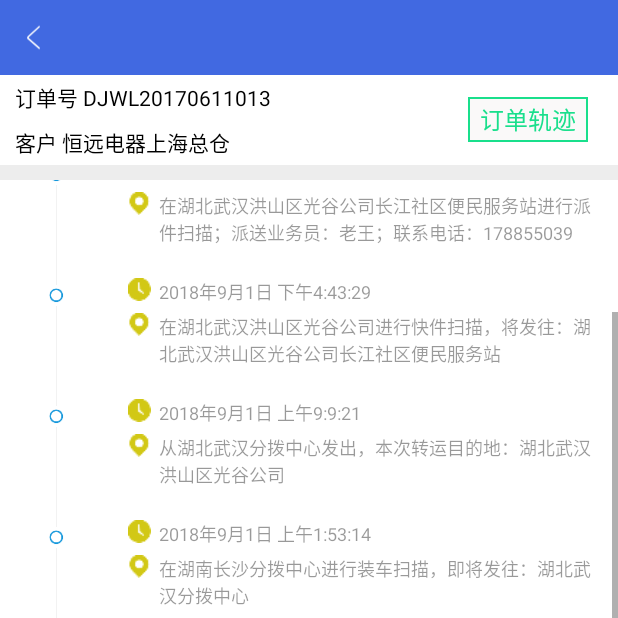
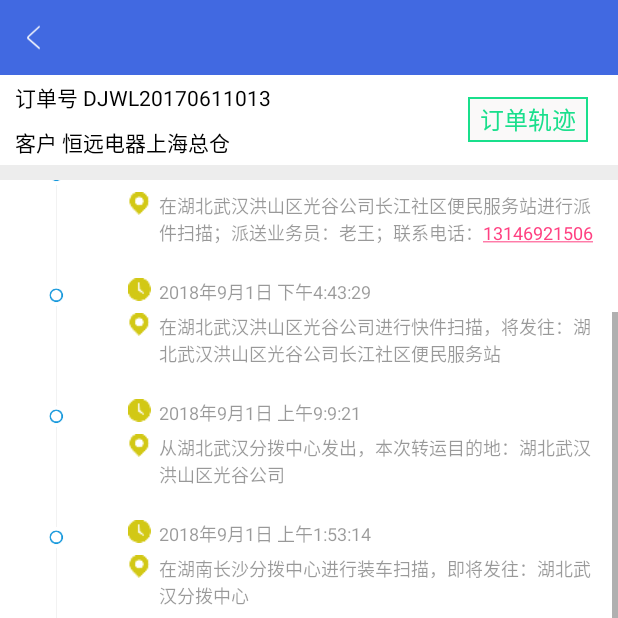
Before and after one commit to wjcjava/TMSApp, an Android app: the TrackingActivity screen opened directly, with no data from a screen before it, scrolled down 492 dp, on a phone screen of 412 x 824 dp, the top half of it. Run offline under Robolectric (Android 15) with nearby library versions, the phone set to English and light mode, and no system bars; our stand-ins replace ButterKnife.

Commit message:
物流追踪号码可拨打

```diff
--- a/app/src/main/java/e/hanglungdemo/view/adapter/TraceListAdapter.java
+++ b/app/src/main/java/e/hanglungdemo/view/adapter/TraceListAdapter.java
@@ -1,19 +1,39 @@
 package e.hanglungdemo.view.adapter;
 
 import android.content.Context;
+import android.content.Intent;
+import android.content.res.ColorStateList;
+import android.content.res.XmlResourceParser;
+import android.net.Uri;
+import android.text.Layout;
+import android.text.Spannable;
+import android.text.SpannableString;
+import android.text.Spanned;
+import android.text.TextPaint;
+import android.text.style.ClickableSpan;
+import android.text.style.TextAppearanceSpan;
+import android.text.style.UnderlineSpan;
 import android.view.LayoutInflater;
+import android.view.MotionEvent;
 import android.view.View;
 import android.view.ViewGroup;
 import android.widget.BaseAdapter;
 import android.widget.ImageView;
 import android.widget.TextView;
 
+import org.xmlpull.v1.XmlPullParserException;
+
+import java.io.IOException;
 import java.util.List;
+import java.util.regex.Matcher;
+import java.util.regex.Pattern;
 
+import e.hanglungdemo.MainActivity;
 import e.hanglungdemo.R;
 import e.hanglungdemo.view.bean.TraceBean;
+import e.library.T;
 
-public class TraceListAdapter extends BaseAdapter {
+public class TraceListAdapter extends BaseAdapter{
     private Context context;
     private List<TraceBean> traceBeanList ;
     private static final int TYPE_TOP = 0x0000;
@@ -82,8 +102,51 @@ public class TraceListAdapter extends BaseAdapter {
         }
 
         holder.tvAcceptTime.setText(traceBean.getAcceptTime());
-        holder.tvAcceptStation.setText(traceBean.getAcceptStation());
+        //holder.tvAcceptStation.setText(traceBean.getAcceptStation());
+        SpannableString sp = new SpannableString(traceBean.getAcceptStation());
+
+        checkPhoneText(holder.tvAcceptStation,sp, traceBean.getAcceptStation());
+        OnClickListener(holder.tvAcceptStation);
         return convertView;
+    }
+
+    private void OnClickListener(TextView tvAcceptStation) {
+        tvAcceptStation.setOnTouchListener(new View.OnTouchListener() {
+            @Override
+            public boolean onTouch(View v, MotionEvent event) {
+                boolean ret = false;
+                CharSequence text = ((TextView) v).getText();
+                Spannable stext = Spannable.Factory.getInstance().newSpannable(text);
+                TextView widget = (TextView) v;
+                int action = event.getAction();
+                //根据点击判断是否在spannable对象上；
+                if (action == MotionEvent.ACTION_UP || action == MotionEvent.ACTION_DOWN) {
+
+                    int x = (int) event.getX();
+                    int y = (int) event.getY();
+
+                    x -= widget.getTotalPaddingLeft();
+                    y -= widget.getTotalPaddingTop();
+
+                    x += widget.getScrollX();
+                    y += widget.getScrollY();
+
+                    Layout layout = widget.getLayout();
+                    int line = layout.getLineForVertical(y);
+                    int off = layout.getOffsetForHorizontal(line, x);
+
+                    ClickableSpan[] link = stext.getSpans(off, off, ClickableSpan.class);
+
+                    if (link.length != 0) {
+                        if (action == MotionEvent.ACTION_UP) {
+                            link[0].onClick(widget);
+                        }
+                        ret = true;
+                    }
+                }
+                return ret;
+            }
+        });
     }
 
     @Override
@@ -99,5 +162,41 @@ public class TraceListAdapter extends BaseAdapter {
         public TextView tvTopLine, tvDot, tv_new;
         public ImageView ivGoods,ivGoodsTwo;
     }
+    // 正则表达式，提取我们所有匹配的内容；
+    private void checkPhoneText(TextView tvAcceptStation, SpannableString sp, String text) {
+        Pattern pattern = Pattern
+                .compile("\\d{3}-\\d{8}|\\d{4}-\\d{7}|\\d{11}");
+        Matcher matcher = pattern.matcher(text);
+
+        int start = 0;
+        //遍历取出字符串中所有的符合条件的；
+        while (matcher.find(start)) {
+            start = matcher.end();
+
+
+            sp.setSpan(new MyUrlSpan(matcher.group()), matcher.start(),
+                    matcher.end(), Spanned.SPAN_EXCLUSIVE_INCLUSIVE);
+
+            if (start >= text.length()) {
+                break;
+            }
+        }
+        tvAcceptStation.setText(sp);
+
+    }
+
+    class MyUrlSpan extends ClickableSpan {
+        private String mUrl;
+
+        MyUrlSpan(String url) {
+            mUrl = url;
+        }
+        //点击链接下划线，弹出dialog，提示提电话，或者发短信；
+        @Override
+        public void onClick(View widget) {
+            T.showLongToast("您点击了我");
+        }
+    }
+
 
 }
--- a/app/src/main/java/e/hanglungdemo/view/home/activity/TrackingActivity.java
+++ b/app/src/main/java/e/hanglungdemo/view/home/activity/TrackingActivity.java
@@ -43,7 +43,7 @@ public class TrackingActivity extends BaseActivity {
         super.initData();
         // 模拟一些假的数据
         traceBeanList.add(new TraceBean("2018年9月2日 上午12:04:01", "在湖北武汉洪山区光谷公司长江社区便民服务站进行签收扫描，快件已被 已签收 签收"));
-        traceBeanList.add(new TraceBean("2018年9月2日 上午9:57:25", "在湖北武汉洪山区光谷公司长江社区便民服务站进行派件扫描；派送业务员：老王；联系电话：178855039"));
+        traceBeanList.add(new TraceBean("2018年9月2日 上午9:57:25", "在湖北武汉洪山区光谷公司长江社区便民服务站进行派件扫描；派送业务员：老王；联系电话：13146921506"));
         traceBeanList.add(new TraceBean("2018年9月1日 下午4:43:29", "在湖北武汉洪山区光谷公司进行快件扫描，将发往：湖北武汉洪山区光谷公司长江社区便民服务站"));
         traceBeanList.add(new TraceBean("2018年9月1日 上午9:9:21", "从湖北武汉分拨中心发出，本次转运目的地：湖北武汉洪山区光谷公司"));
         traceBeanList.add(new TraceBean("2018年9月1日 上午1:53:14", "在湖南长沙分拨中心进行装车扫描，即将发往：湖北武汉分拨中心"));
--- a/app/src/main/res/layout/activity_sign_in.xml
+++ b/app/src/main/res/layout/activity_sign_in.xml
@@ -4,6 +4,8 @@
     xmlns:tools="http://schemas.android.com/tools"
     android:layout_width="match_parent"
     android:layout_height="match_parent"
+    android:focusable="true"
+    android:focusableInTouchMode="true"
     android:background="@color/alpha_05_black"
     tools:context=".view.home.activity.SignInActivity">
 
@@ -38,7 +40,6 @@
                 android:id="@+id/re_track_orders"
                 android:layout_width="match_parent"
                 android:layout_height="@dimen/comment_80_dip"
-
                 android:background="@color/white"
                 android:orientation="vertical">
 
@@ -175,7 +176,7 @@
                     android:gravity="top|left"
                     android:paddingLeft="@dimen/comment_10_dip"
                     android:paddingTop="@dimen/comment_5_dip"
-                    android:text="司机服务很好，给个赞!"
+                    android:hint="司机服务很好，给个赞!"
                     android:textColor="@color/black"
                     android:textSize="@dimen/comment_14_size"
                     android:textStyle="bold" />
--- a/app/src/main/res/layout/fragment_home.xml
+++ b/app/src/main/res/layout/fragment_home.xml
@@ -2,6 +2,8 @@
 <RelativeLayout xmlns:android="http://schemas.android.com/apk/res/android"
     xmlns:tools="http://schemas.android.com/tools"
     android:layout_width="match_parent"
+    android:focusable="true"
+    android:focusableInTouchMode="true"
     android:layout_height="match_parent"
     android:background="@color/alpha_10_black"
 
--- a/app/src/main/res/layout/item_trace.xml
+++ b/app/src/main/res/layout/item_trace.xml
@@ -1,7 +1,8 @@
 <?xml version="1.0" encoding="utf-8"?>
-<LinearLayout
-    xmlns:android="http://schemas.android.com/apk/res/android" android:layout_width="match_parent"
+<LinearLayout xmlns:android="http://schemas.android.com/apk/res/android"
+    android:layout_width="match_parent"
     android:layout_height="match_parent">
+
     <RelativeLayout
         android:id="@+id/rlTimeline"
         android:layout_width="75dp"
@@ -18,11 +19,10 @@
             android:id="@+id/tvDot"
             android:layout_width="@dimen/comment_10_dip"
             android:layout_height="@dimen/comment_10_dip"
-            android:layout_margin="@dimen/comment_2_dip"
             android:layout_below="@id/tvTopLine"
             android:layout_centerHorizontal="true"
-            android:background="@mipmap/timelline_dot_secord"
-            />
+            android:layout_margin="@dimen/comment_2_dip"
+            android:background="@mipmap/timelline_dot_secord" />
 
         <TextView
             android:layout_width="@dimen/comment_0.5_dip"
@@ -30,19 +30,19 @@
             android:layout_below="@id/tvDot"
             android:layout_centerHorizontal="true"
             android:background="@color/alpha_05_black" />
+
         <TextView
             android:id="@+id/tv_new"
             android:layout_width="@dimen/comment_50_dip"
             android:layout_height="wrap_content"
-            android:text="最新"
-            android:gravity="center"
-            android:textColor="@color/white"
-            android:background="@color/qmui_config_color_red"
-            android:textSize="@dimen/comment_12_size"
+            android:layout_below="@id/tvTopLine"
             android:layout_marginLeft="@dimen/comment_3_dip"
             android:layout_toRightOf="@id/tvDot"
-            android:layout_below="@id/tvTopLine"
-            />
+            android:background="@color/qmui_config_color_red"
+            android:gravity="center"
+            android:text="最新"
+            android:textColor="@color/white"
+            android:textSize="@dimen/comment_12_size" />
     </RelativeLayout>
 
     <RelativeLayout
@@ -50,69 +50,73 @@
         android:layout_width="match_parent"
         android:layout_height="match_parent"
         android:paddingBottom="@dimen/comment_6_dip"
+        android:paddingLeft="@dimen/comment_10_dip"
         android:paddingRight="@dimen/comment_10_dip"
-        android:paddingLeft="@dimen/comment_10_dip"
         android:paddingTop="@dimen/comment_10_dip">
+
         <ImageView
             android:id="@+id/iv_AcceptTime"
             android:layout_width="@dimen/comment_15_dip"
             android:layout_height="@dimen/comment_15_dip"
             android:layout_marginTop="@dimen/comment_5_dip"
-            android:src="@mipmap/icon_clock_home"
-            />
+            android:src="@mipmap/icon_clock_home" />
 
 
         <TextView
-           android:layout_toRightOf="@id/iv_AcceptTime"
             android:id="@+id/tvAcceptTime"
+            android:layout_width="wrap_content"
+            android:layout_height="wrap_content"
+            android:layout_marginLeft="@dimen/comment_5_dip"
             android:layout_marginTop="@dimen/comment_5_dip"
-            android:layout_width="wrap_content"
-            android:layout_marginLeft="@dimen/comment_5_dip"
-            android:layout_height="wrap_content"
+            android:layout_toRightOf="@id/iv_AcceptTime"
             android:text="2014/06/24 20:55:28"
             android:textColor="@color/black"
             android:textSize="@dimen/comment_12_size" />
+
         <ImageView
             android:id="@+id/iv_AcceptStation"
             android:layout_width="@dimen/comment_15_dip"
+            android:layout_height="@dimen/comment_15_dip"
             android:layout_below="@id/tvAcceptTime"
-            android:layout_height="@dimen/comment_15_dip"
             android:layout_marginTop="@dimen/comment_5_dip"
-            android:src="@mipmap/icon_location_home"
-            />
+            android:src="@mipmap/icon_location_home" />
+
         <TextView
-            android:layout_below="@id/tvAcceptTime"
             android:id="@+id/tvAcceptStation"
             android:layout_width="wrap_content"
             android:layout_height="wrap_content"
+            android:layout_below="@id/tvAcceptTime"
             android:layout_marginLeft="@dimen/comment_5_dip"
+            android:autoLink="phone"
+            android:layout_marginTop="@dimen/comment_5_dip"
             android:layout_toRightOf="@id/iv_AcceptStation"
-            android:layout_marginTop="@dimen/comment_5_dip"
             android:text="在湖南隆回县公司进行到件扫描"
             android:textColor="@color/black"
             android:textSize="@dimen/comment_12_size" />
+
         <ImageView
             android:id="@+id/iv_goods"
+            android:layout_width="@dimen/comment_70_dip"
+            android:layout_height="@dimen/comment_100_dip"
             android:layout_below="@id/tvAcceptStation"
             android:layout_marginTop="@dimen/comment_10_dip"
-            android:src="@drawable/home_middle_five"
             android:background="@color/transparent2"
             android:scaleType="fitXY"
+            android:src="@drawable/home_middle_five"
+
+            />
+
+        <ImageView
+            android:id="@+id/iv_goods_two"
             android:layout_width="@dimen/comment_70_dip"
             android:layout_height="@dimen/comment_100_dip"
-
-            />
-        <ImageView
-            android:id="@+id/iv_goods_two"
+            android:layout_below="@id/tvAcceptStation"
+            android:layout_marginLeft="@dimen/comment_5_dip"
+            android:layout_marginTop="@dimen/comment_10_dip"
             android:layout_toRightOf="@id/iv_goods"
-            android:layout_marginLeft="@dimen/comment_5_dip"
-            android:layout_below="@id/tvAcceptStation"
+            android:background="@color/transparent2"
             android:scaleType="fitXY"
-            android:layout_marginTop="@dimen/comment_10_dip"
             android:src="@drawable/home_middle_five"
-            android:background="@color/transparent2"
-            android:layout_width="@dimen/comment_70_dip"
-            android:layout_height="@dimen/comment_100_dip"
 
             />
 
```
